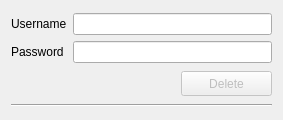
gianluca-amprimo/pds-project, file client/cancellationwindow.ui: the form before one commit.
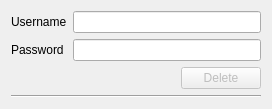
The form after the commit.

The edit to the form file:
```diff
--- a/client/cancellationwindow.ui
+++ b/client/cancellationwindow.ui
@@ -14,6 +14,9 @@
    <string>Cancellation</string>
   </property>
   <layout class="QVBoxLayout" name="verticalLayout">
+   <property name="sizeConstraint">
+    <enum>QLayout::SetFixedSize</enum>
+   </property>
    <item>
     <layout class="QGridLayout" name="gridLayout">
      <item row="0" column="0">
```
